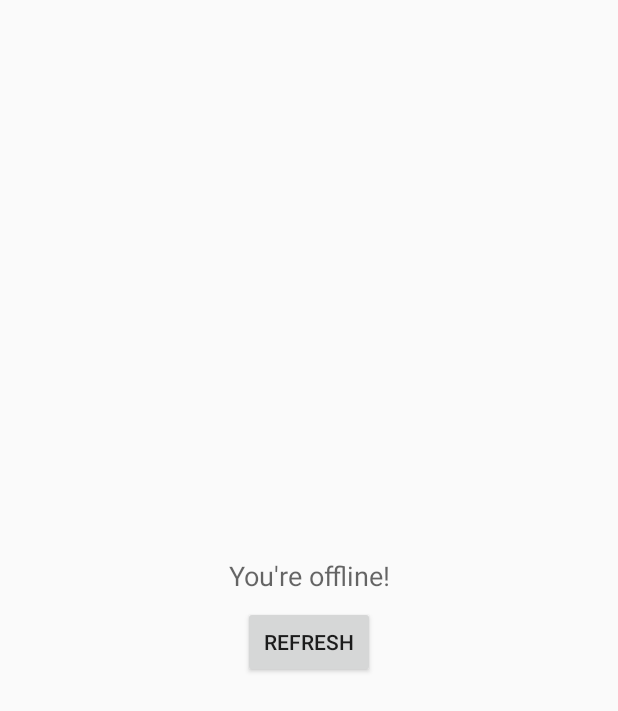
After one commit to festivaledu/Deichkind, an Android app: the layout fragment_dyke_list.xml on its own in the app's theme, with its tools: preview values and no code run, on a phone screen of 412 x 824 dp. The commit adds this screen. Shown: the top 711 px of the screen. Run offline under Robolectric (Android 15) with nearby library versions, the phone set to English and light mode, and no system bars; network calls fail.

Commit message:
Refactor dyke list, add recycler view + adapter + viewholder

```diff
--- a/client/app/src/main/AndroidManifest.xml
+++ b/client/app/src/main/AndroidManifest.xml
@@ -2,6 +2,7 @@
 <manifest xmlns:android="http://schemas.android.com/apk/res/android"
           package="edu.festival.deichkind">
 
+    <uses-permission android:name="android.permission.ACCESS_NETWORK_STATE" />
     <uses-permission android:name="android.permission.INTERNET" />
 
     <application
--- a/client/app/src/main/java/edu/festival/deichkind/models/SpinnerItem.kt
+++ b/client/app/src/main/java/edu/festival/deichkind/SpinnerItem.kt
@@ -1,4 +1,4 @@
-package edu.festival.deichkind.models
+package edu.festival.deichkind
 
 class SpinnerItem(private var key: String, private var display: String) {
 
--- a/client/app/src/main/java/edu/festival/deichkind/adapters/MainToolbarTabAdapter.kt
+++ b/client/app/src/main/java/edu/festival/deichkind/adapters/MainToolbarTabAdapter.kt
@@ -5,7 +5,7 @@ import android.support.v4.app.Fragment
 import android.support.v4.app.FragmentManager
 import android.support.v4.app.FragmentPagerAdapter
 import edu.festival.deichkind.R
-import edu.festival.deichkind.fragments.DykesListFragment
+import edu.festival.deichkind.fragments.DykeListFragment
 import edu.festival.deichkind.fragments.ReportsListFragment
 
 class MainToolbarTabAdapter (fm: FragmentManager, c: Context) : FragmentPagerAdapter(fm) {
@@ -19,7 +19,7 @@ class MainToolbarTabAdapter (fm: FragmentManager, c: Context) : FragmentPagerAda
     override fun getItem(itemId: Int): Fragment? {
         return when (itemId) {
             0 -> ReportsListFragment()
-            1 -> DykesListFragment()
+            1 -> DykeListFragment()
             else -> null
         }
     }
--- /dev/null
+++ b/client/app/src/main/res/layout/fragment_dyke_list.xml
@@ -0,0 +1,38 @@
+<?xml version="1.0" encoding="utf-8"?>
+<FrameLayout xmlns:android="http://schemas.android.com/apk/res/android"
+             xmlns:tools="http://schemas.android.com/tools"
+             android:layout_width="match_parent"
+             android:layout_height="match_parent"
+             tools:context=".fragments.DykeListFragment">
+
+    <android.support.v7.widget.RecyclerView
+            android:id="@+id/dyke_list_recycler"
+            android:layout_height="match_parent"
+            android:layout_width="match_parent"
+    />
+
+    <LinearLayout
+            android:id="@+id/dyke_list_offline_note"
+            android:layout_height="match_parent"
+            android:layout_width="match_parent"
+            android:gravity="center"
+            android:orientation="vertical"
+    >
+        <TextView
+                android:layout_height="wrap_content"
+                android:layout_width="match_parent"
+                android:gravity="center"
+                android:text="You're offline!"
+                android:textAppearance="@style/TextAppearance.AppCompat.Medium"
+        />
+
+        <Button
+                android:id="@+id/dyke_list_refresh_button"
+                android:layout_height="wrap_content"
+                android:layout_width="wrap_content"
+                android:layout_marginTop="8dp"
+                android:text="Refresh"
+        />
+    </LinearLayout>
+
+</FrameLayout>
```
Also changed, not shown: client/app/src/main/java/edu/festival/deichkind/CreateReportActivity.kt (+80 -21 lines), client/app/src/main/java/edu/festival/deichkind/adapters/DykeListAdapter.kt (added, +27 -0 lines), client/app/src/main/java/edu/festival/deichkind/fragments/DykeListFragment.kt (added, +72 -0 lines), client/app/src/main/java/edu/festival/deichkind/fragments/DykesListFragment.kt (deleted, +0 -38 lines), client/app/src/main/java/edu/festival/deichkind/models/Dyke.kt (added, +11 -0 lines), client/app/src/main/res/layout/dyke_list_item.xml (added, +22 -0 lines), client/app/src/main/res/layout/fragment_dykes_list.xml (deleted, +0 -14 lines).
